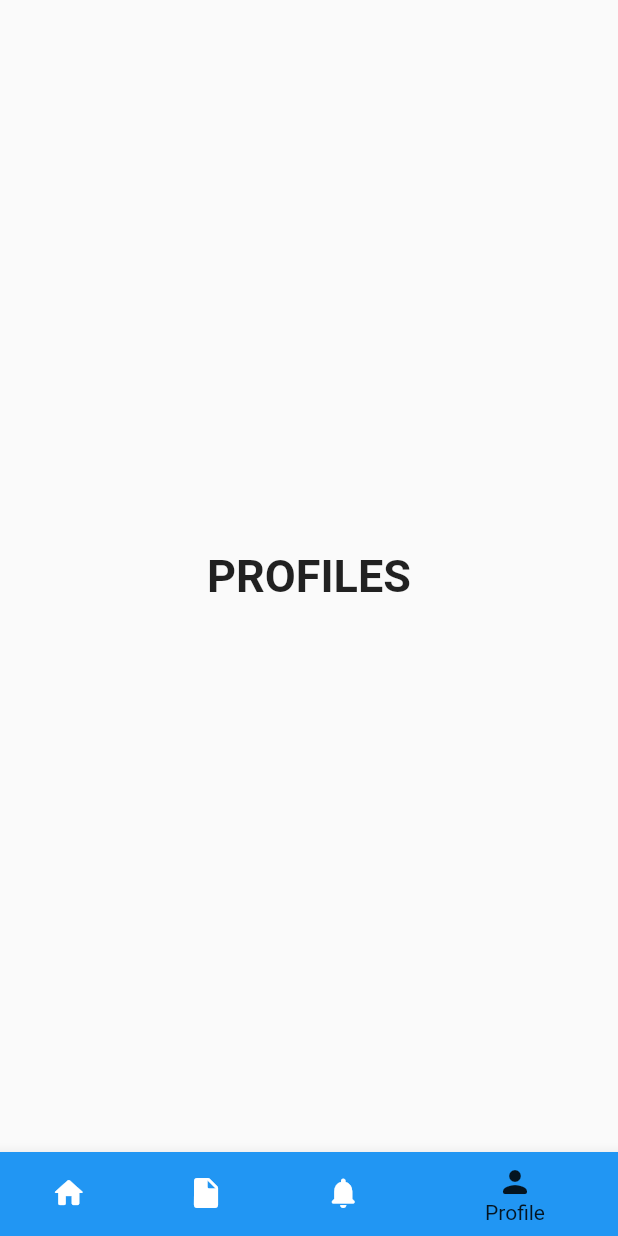
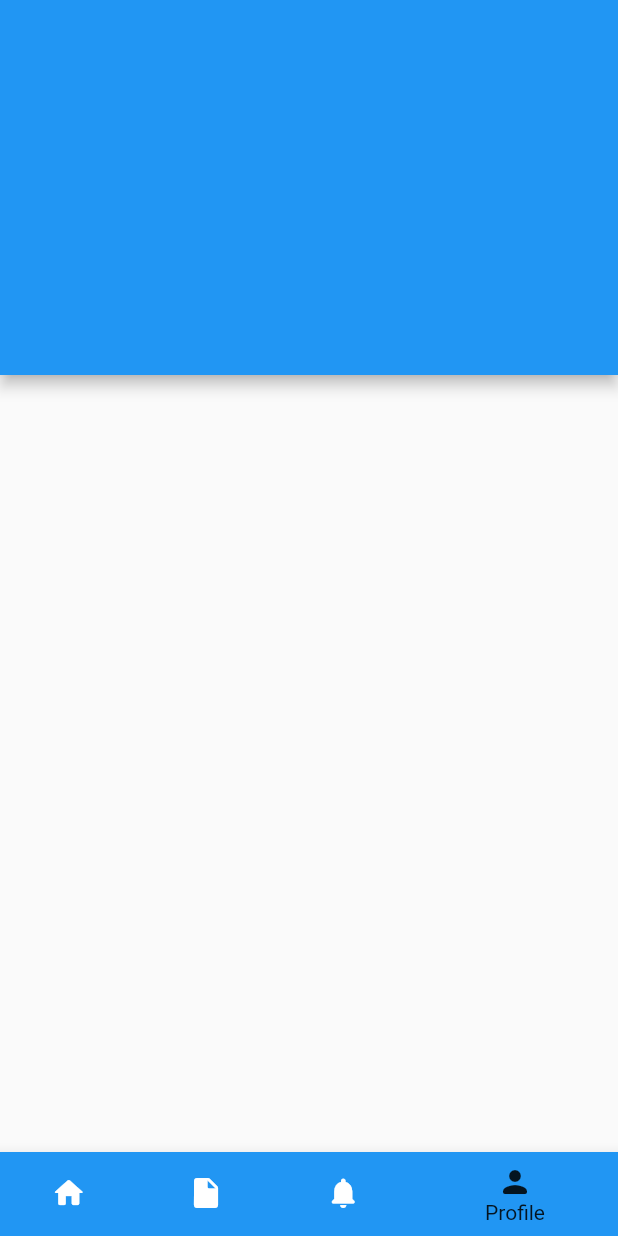
Before and after one commit to minhpham591/eOfficeFlutter-, a Flutter app: the bottomNavigateBar screen opened directly, item 4 of the bottom bar chosen, on a phone screen of 412 x 824 dp. Run offline on Flutter 3.47's test engine with Material 2 defaults, Android fonts, the phone set to English and light mode, and no system bars; our stand-ins replace otp_text_field, pie_chart.

Commit message:
add nav with data

```diff
--- a/lib/dashboard/bottomNavigateBar.dart
+++ b/lib/dashboard/bottomNavigateBar.dart
@@ -1,21 +1,23 @@
 import 'dart:ui';
+import 'package:EOfficeMobile/dashboard/dashboard.dart';
+import 'package:EOfficeMobile/main.dart';
+import 'package:EOfficeMobile/model/login_model.dart';
+import 'package:EOfficeMobile/profile/profile.dart';
 import 'package:flutter/material.dart';
 
 class MyNavigateBar extends StatelessWidget {
-  static const String _title = 'Flutter Code Sample';
-
   @override
   Widget build(BuildContext context) {
     return MaterialApp(
-      title: _title,
       home: bottomNavigateBar(),
     );
   }
 }
 
 class bottomNavigateBar extends StatefulWidget {
-  bottomNavigateBar({Key key}) : super(key: key);
-
+  // bottomNavigateBar({Key key}) : super(key: key);
+  final LoginResponseModel value;
+  bottomNavigateBar({this.value});
   @override
   _MyStatefulWidgetState createState() => _MyStatefulWidgetState();
 }
@@ -24,11 +26,9 @@ class _MyStatefulWidgetState extends State<bottomNavigateBar> {
   int selectedIndex = 0;
   static const TextStyle optionStyle =
       TextStyle(fontSize: 30, fontWeight: FontWeight.bold);
-  static const List<Widget> _widgetOptions = <Widget>[
-    Text(
-      'Home',
-      style: optionStyle,
-    ),
+
+  static List<Widget> _widgetOptions = <Widget>[
+    dashboard(),
     Text(
       'DOCUMENTS',
       style: optionStyle,
@@ -37,9 +37,8 @@ class _MyStatefulWidgetState extends State<bottomNavigateBar> {
       'NOTIFICATIONS',
       style: optionStyle,
     ),
-    Text(
-      'PROFILES',
-      style: optionStyle,
+    profile(
+      value: bottomNavigateBar().value,
     ),
   ];
   void _onItemTapped(int index) {
--- a/lib/dashboard/dashboard.dart
+++ b/lib/dashboard/dashboard.dart
@@ -22,14 +22,14 @@ class dashboard extends StatelessWidget {
             mainAxisAlignment: MainAxisAlignment.center,
             children: <Widget>[
               SizedBox(
-                height: 110,
+                height: 210,
                 child: PieChart(dataMap: dataMap),
               ),
               SizedBox(
                 height: 40,
               ),
               SizedBox(
-                height: 110,
+                height: 210,
                 child: PieChart(dataMap: dataMap),
               ),
             ],
--- a/lib/main.dart
+++ b/lib/main.dart
@@ -1,8 +1,8 @@
 import 'package:EOfficeMobile/api/api_service.dart';
 import 'package:EOfficeMobile/dashboard/bottomNavigateBar.dart';
-import 'package:EOfficeMobile/dashboard/dashboard.dart';
 import 'package:EOfficeMobile/forgotPassword/forgotPassword.dart';
 import 'package:EOfficeMobile/model/login_model.dart';
+import 'package:EOfficeMobile/profile/profile.dart';
 import 'package:flutter/material.dart';
 
 void main() {
@@ -108,8 +108,13 @@ class MyHomePage extends StatelessWidget {
               if (value.token.isNotEmpty) {
                 Navigator.pushReplacement(
                   context,
-                  MaterialPageRoute(builder: (context) => bottomNavigateBar()),
+                  MaterialPageRoute(
+                    builder: (context) => bottomNavigateBar(
+                      value: value,
+                    ),
+                  ),
                 );
+                print(value.name);
               } else {
                 print(value.error);
               }
@@ -144,7 +149,8 @@ class MyHomePage extends StatelessWidget {
         ),
       ),
     );
-    return Scaffold(
+    return MaterialApp(
+      home: Scaffold(
         body: Center(
           child: Container(
             color: Color.fromRGBO(238, 237, 237, 0.5),
@@ -177,6 +183,7 @@ class MyHomePage extends StatelessWidget {
             ),
           ),
         ),
+      ),
     );
   }
 }
--- a/lib/model/login_model.dart
+++ b/lib/model/login_model.dart
@@ -4,13 +4,30 @@ import 'package:crypto/crypto.dart';
 class LoginResponseModel {
   final String token;
   final String error;
-
-  LoginResponseModel({this.token, this.error});
+  final String name;
+  final String email;
+  final String avatar;
+  final String phone;
+  final String password;
+  LoginResponseModel(
+      {this.token,
+      this.error,
+      this.avatar,
+      this.email,
+      this.name,
+      this.password,
+      this.phone});
 
   factory LoginResponseModel.fromJson(Map<String, dynamic> json) {
     return LoginResponseModel(
-        token: json["token"] != null ? json["token"] : "",
-        error: json["error"] != null ? json["error"] : "");
+      token: json["token"] != null ? json["token"] : "",
+      error: json["error"] != null ? json["error"] : "",
+      name: json["name"] != null ? json["name"] : "",
+      email: json["email"] != null ? json["email"] : "",
+      avatar: json["avatar"] != null ? json["avatar"] : "",
+      phone: json["phone"] != null ? json["phone"] : "",
+      password: json["password"] != null ? json["password"] : "",
+    );
   }
 }
 
--- /dev/null
+++ b/lib/profile/profile.dart
@@ -0,0 +1,34 @@
+import 'dart:ui';
+import 'package:EOfficeMobile/model/login_model.dart';
+import 'package:flutter/material.dart';
+
+class profile extends StatelessWidget {
+  final LoginResponseModel value;
+  //profile({Key key, this.value}) : super(key: key);
+  profile({this.value});
+  @override
+  Widget build(BuildContext context) {
+    print(profile().value);
+    return Scaffold(
+      appBar: AppBar(
+        toolbarHeight: 250,
+      ),
+      body: Center(
+        child: Padding(
+          padding: const EdgeInsets.all(36),
+          child: Column(
+            crossAxisAlignment: CrossAxisAlignment.center,
+            mainAxisAlignment: MainAxisAlignment.center,
+            children: <Widget>[
+              SizedBox(),
+              SizedBox(
+                height: 40,
+              ),
+              SizedBox(),
+            ],
+          ),
+        ),
+      ),
+    );
+  }
+}
```
Also changed, not shown: 1 other file. Lines whose indentation alone changed are shown as unchanged.
